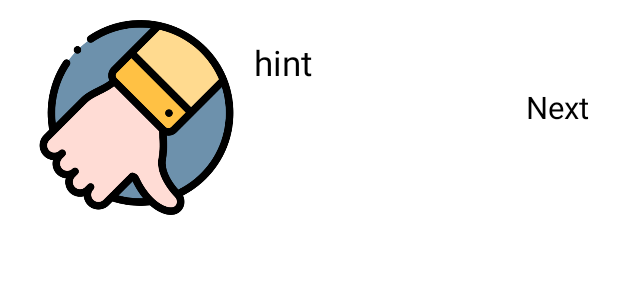
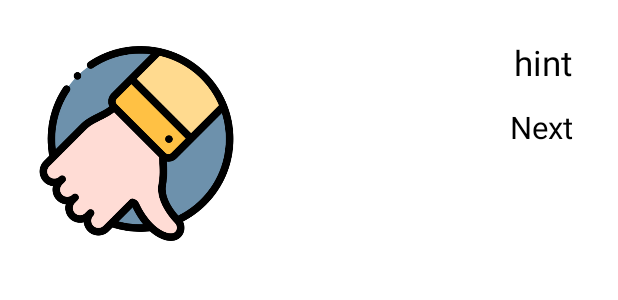
Before and after one commit to arwashamaly/PuzzleGame, an Android app: the layout fragment_wrong_answer_dialog.xml on its own in the app's theme, with its tools: preview values and no code run, on a phone screen of 412 x 824 dp. Shown: the top 300 px of the screen. Run offline under Robolectric (Android 15) with nearby library versions, the phone set to English and light mode, and no system bars.

Commit message:
final updates

```diff
--- a/app/src/main/java/com/example/puzzle_game_arwa_shamaly/Fragments/ChooseFragment.java
+++ b/app/src/main/java/com/example/puzzle_game_arwa_shamaly/Fragments/ChooseFragment.java
@@ -99,7 +99,6 @@ public class ChooseFragment extends Fragment {
         binding.btnAns3.setText(answer_3);
         binding.btnAns4.setText(answer_4);
 
-        inFragment.puzzleInfo(duration, hint);
 
         binding.btnAns1.setOnClickListener(new View.OnClickListener() {
             @Override
--- a/app/src/main/java/com/example/puzzle_game_arwa_shamaly/Fragments/CompleteFragment.java
+++ b/app/src/main/java/com/example/puzzle_game_arwa_shamaly/Fragments/CompleteFragment.java
@@ -6,7 +6,6 @@ import android.os.Bundle;
 import androidx.annotation.NonNull;
 import androidx.fragment.app.Fragment;
 
-import android.util.Log;
 import android.view.LayoutInflater;
 import android.view.View;
 import android.view.ViewGroup;
@@ -61,7 +60,6 @@ public class CompleteFragment extends Fragment {
     @Override
     public void onCreate(Bundle savedInstanceState) {
         super.onCreate(savedInstanceState);
-        Log.d("arwaFragmentTest", "onCreateView: im here 1 ");
         if (getArguments() != null) {
             id = getArguments().getInt(ARG_PARAM_ID);
             title = getArguments().getString(ARG_PARAM_TITLE);
@@ -80,9 +78,6 @@ public class CompleteFragment extends Fragment {
                 FragmentCompleteBinding.inflate(inflater, container, false);
 
         binding.tvCompleteQ.setText(title);
-        Log.d("arwaFragmentTest", "onCreateView: im here 2 ");
-        inFragment.puzzleInfo(duration, hint);
-        Log.d("arwaFragmentTest", "onCreateView: im here 3 ");
 
         binding.btnSure.setOnClickListener(new View.OnClickListener() {
             @Override
--- a/app/src/main/java/com/example/puzzle_game_arwa_shamaly/Fragments/TrueOrFalseFragment.java
+++ b/app/src/main/java/com/example/puzzle_game_arwa_shamaly/Fragments/TrueOrFalseFragment.java
@@ -78,8 +78,6 @@ public class TrueOrFalseFragment extends Fragment {
 
         binding.tvCompleteQ.setText(title);
 
-        inFragment.puzzleInfo(duration,hint);
-
         binding.imgTrue.setOnClickListener(new View.OnClickListener() {
             @Override
             public void onClick(View view) {
--- a/app/src/main/java/com/example/puzzle_game_arwa_shamaly/Listeners/InFragment.java
+++ b/app/src/main/java/com/example/puzzle_game_arwa_shamaly/Listeners/InFragment.java
@@ -2,6 +2,5 @@ package com.example.puzzle_game_arwa_shamaly.Listeners;
 
 public interface InFragment {
     void onAnswer(String dialogName,String hint,int points);
-    void puzzleInfo(int duration,String hint);
     void nextPuzzle();
 }
--- a/app/src/main/res/layout/fragment_wrong_answer_dialog.xml
+++ b/app/src/main/res/layout/fragment_wrong_answer_dialog.xml
@@ -1,9 +1,9 @@
 <?xml version="1.0" encoding="utf-8"?>
-<androidx.appcompat.widget.LinearLayoutCompat xmlns:android="http://schemas.android.com/apk/res/android"
+<androidx.constraintlayout.widget.ConstraintLayout xmlns:android="http://schemas.android.com/apk/res/android"
+    xmlns:app="http://schemas.android.com/apk/res-auto"
     xmlns:tools="http://schemas.android.com/tools"
     android:layout_width="match_parent"
-    android:layout_height="wrap_content"
-    android:orientation="horizontal"
+    android:layout_height="match_parent"
     tools:context=".Fragments.WrongAnswerDialogFragment">
 
     <ImageView
@@ -12,13 +12,20 @@
         android:layout_height="@dimen/_100sdp"
         android:layout_marginStart="@dimen/_20sdp"
         android:layout_marginTop="@dimen/_10sdp"
-        android:layout_marginBottom="@dimen/_10sdp"
-        android:src="@drawable/wrong_answer" />
+        android:layout_marginBottom="@dimen/_20sdp"
+        android:src="@drawable/wrong_answer"
+        app:layout_constraintBottom_toBottomOf="parent"
+        app:layout_constraintStart_toStartOf="parent"
+        app:layout_constraintTop_toTopOf="parent"
+        app:layout_constraintVertical_bias="0.026" />
 
-    <LinearLayout
-        android:layout_width="match_parent"
+    <androidx.constraintlayout.widget.ConstraintLayout
+        android:layout_width="@dimen/_180sdp"
         android:layout_height="match_parent"
-        android:orientation="vertical">
+        android:orientation="vertical"
+        app:layout_constraintEnd_toEndOf="parent"
+        app:layout_constraintStart_toEndOf="@+id/imgWrongAnswer"
+        app:layout_constraintTop_toTopOf="parent">
 
         <TextView
             android:id="@+id/tvHint"
@@ -29,21 +36,24 @@
             android:layout_marginEnd="@dimen/_10sdp"
             android:text="hint"
             android:textColor="@color/black"
-            android:textSize="@dimen/_18ssp" />
+            android:textSize="@dimen/_18ssp"
+            app:layout_constraintEnd_toEndOf="parent"
+            app:layout_constraintHorizontal_bias="0.959"
+            app:layout_constraintStart_toStartOf="parent"
+            app:layout_constraintTop_toTopOf="parent" />
 
         <TextView
             android:id="@+id/tvNextQ"
-            android:layout_width="match_parent"
+            android:layout_width="wrap_content"
             android:layout_height="wrap_content"
-            android:layout_gravity="bottom"
-            android:layout_marginStart="@dimen/_15sdp"
+            android:layout_marginTop="@dimen/_10sdp"
             android:layout_marginEnd="@dimen/_15sdp"
-            android:layout_marginBottom="@dimen/_10sdp"
-            android:gravity="end"
             android:text="@string/tvNextQ"
             android:textColor="@color/black"
-            android:textSize="@dimen/_16sdp" />
-    </LinearLayout>
+            android:textSize="@dimen/_16sdp"
+            app:layout_constraintEnd_toEndOf="parent"
+            app:layout_constraintTop_toBottomOf="@+id/tvHint" />
+    </androidx.constraintlayout.widget.ConstraintLayout>
 
 
-</androidx.appcompat.widget.LinearLayoutCompat>
+</androidx.constraintlayout.widget.ConstraintLayout>
```
Also changed, not shown: app/src/main/java/com/example/puzzle_game_arwa_shamaly/Activities/HomeScreen.java (+0 -7 lines), app/src/main/java/com/example/puzzle_game_arwa_shamaly/Activities/PuzzleScreen.java (+42 -60 lines), app/src/main/java/com/example/puzzle_game_arwa_shamaly/Activities/SettingScreen.java (+11 -8 lines).
